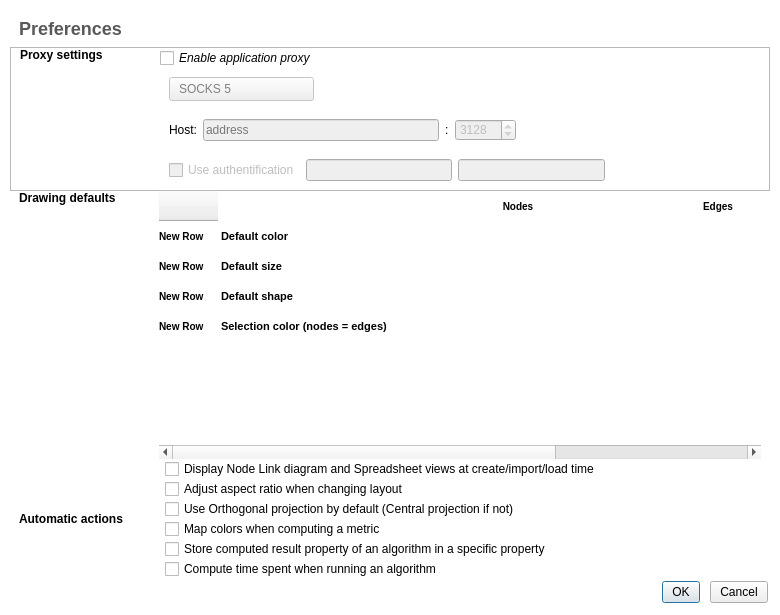
vadivelselvaraj/TulipGLImprovement, file plugins/perspective/GraphPerspective/designer/PreferencesDialog.ui: the form before one commit.
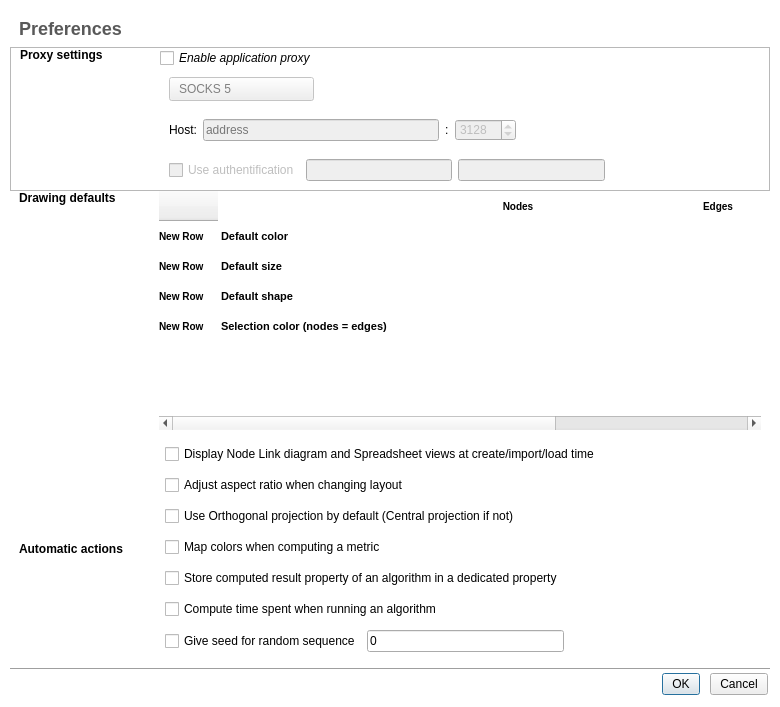
The form after the commit. Icons and pictures are not drawn.

Commit message: fix for sf bug #767 + feature request #117: add tlp::setSeedOfRandomSequence(unsigned int), tlp::getSeedOfRandomSequence() and tlp::initRandomSequence() (TlpToos.h) to manage random processes in Tulip + add calls to tlp::initRandomSequence() in plugins + add a new entry in TulipSettings + add gui management in GraphPerspective/PreferenceDialog

Diff of the .ui file:
```diff
--- a/plugins/perspective/GraphPerspective/designer/PreferencesDialog.ui
+++ b/plugins/perspective/GraphPerspective/designer/PreferencesDialog.ui
@@ -7,7 +7,7 @@
     <x>0</x>
     <y>0</y>
     <width>780</width>
-    <height>615</height>
+    <height>707</height>
    </rect>
   </property>
   <property name="minimumSize">
@@ -524,16 +524,16 @@
    </item>
    <item>
     <widget class="QFrame" name="automaticFrame">
+     <property name="sizePolicy">
+      <sizepolicy hsizetype="Preferred" vsizetype="Expanding">
+       <horstretch>0</horstretch>
+       <verstretch>0</verstretch>
+      </sizepolicy>
+     </property>
      <property name="section" stdset="0">
       <bool>true</bool>
      </property>
-     <layout class="QHBoxLayout" name="horizontalLayout_7">
-      <property name="topMargin">
-       <number>0</number>
-      </property>
-      <property name="bottomMargin">
-       <number>0</number>
-      </property>
+     <layout class="QHBoxLayout" name="horizontalLayout_8">
       <item>
        <widget class="QLabel" name="automaticTitle">
         <property name="sizePolicy">
@@ -557,10 +557,7 @@
        </widget>
       </item>
       <item>
-       <layout class="QVBoxLayout" name="automaticContents">
-        <property name="spacing">
-         <number>0</number>
-        </property>
+       <layout class="QVBoxLayout" name="verticalLayout_2">
         <item>
          <widget class="QCheckBox" name="displayDefaultViews">
           <property name="text">
@@ -598,7 +595,7 @@
            <string>The contents of the result property of an algorithm (viewMetric for example) will be stored in a new property automatically named using the values of the parameters of the algorithm</string>
           </property>
           <property name="text">
-           <string>Store computed result property of an algorithm in a specific property</string>
+           <string>Store computed result property of an algorithm in a dedicated property</string>
           </property>
          </widget>
         </item>
@@ -612,11 +609,56 @@
           </property>
          </widget>
         </item>
+        <item>
+         <layout class="QHBoxLayout" name="horizontalLayout_7">
+          <item>
+           <widget class="QCheckBox" name="randomSeedCheck">
+            <property name="toolTip">
+             <string>When checked,  each random sequence will be initialized with the given value.
+If not, a new random seed will be set to initialize each new random sequence.</string>
+            </property>
+            <property name="text">
+             <string>Give seed for random sequence</string>
+            </property>
+           </widget>
+          </item>
+          <item>
+           <widget class="QLineEdit" name="randomSeedEdit">
+            <property name="toolTip">
+             <string>The seed value must be a positive integer</string>
+            </property>
+            <property name="text">
+             <string>0</string>
+            </property>
+           </widget>
+          </item>
+          <item>
+           <spacer name="horizontalSpacer_4">
+            <property name="orientation">
+             <enum>Qt::Horizontal</enum>
+            </property>
+            <property name="sizeHint" stdset="0">
+             <size>
+              <width>40</width>
+              <height>20</height>
+             </size>
+            </property>
+           </spacer>
+          </item>
+         </layout>
+        </item>
        </layout>
       </item>
      </layout>
     </widget>
    </item>
+   <item>
+    <widget class="Line" name="line_2">
+     <property name="orientation">
+      <enum>Qt::Horizontal</enum>
+     </property>
+    </widget>
+   </item>
    <item>
     <widget class="QDialogButtonBox" name="buttonBox">
      <property name="standardButtons">
```
Left out of the diff: 16 changed lines with no effect on the pictures. The commit also changes 19 other files.
